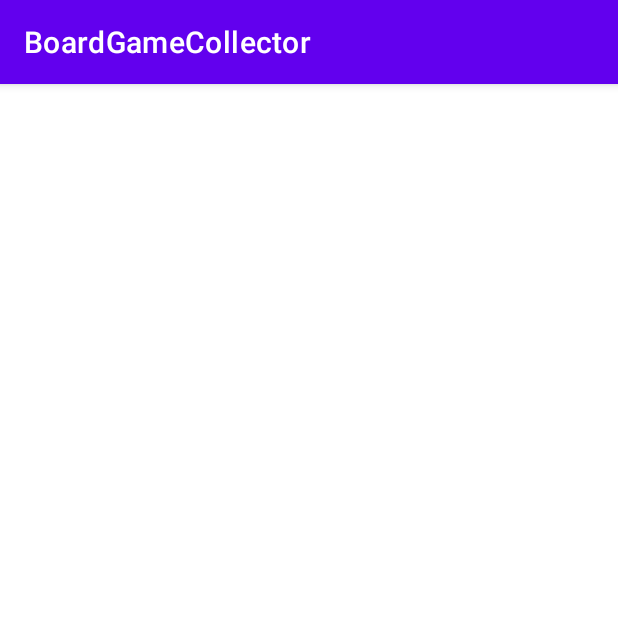
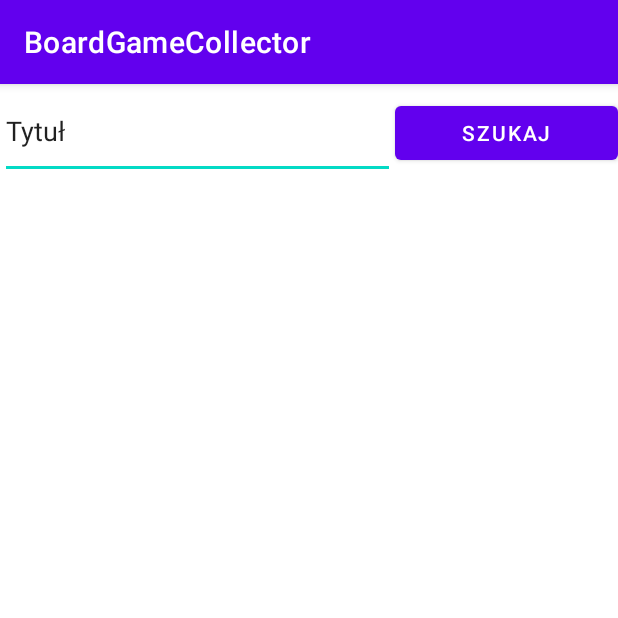
Before and after one commit to frankowskimarcin/Board-Game-Collector, an Android app: the AddGameActivity screen opened directly, with no data from a screen before it, on a phone screen of 412 x 824 dp, the top half of it. Run offline under Robolectric (Android 15) with nearby library versions, the phone set to English and light mode, and no system bars.

```diff
--- a/app/src/main/res/layout/activity_add_game.xml
+++ b/app/src/main/res/layout/activity_add_game.xml
@@ -1,9 +1,30 @@
 <?xml version="1.0" encoding="utf-8"?>
-<androidx.constraintlayout.widget.ConstraintLayout xmlns:android="http://schemas.android.com/apk/res/android"
+<LinearLayout xmlns:android="http://schemas.android.com/apk/res/android"
     xmlns:app="http://schemas.android.com/apk/res-auto"
     xmlns:tools="http://schemas.android.com/tools"
     android:layout_width="match_parent"
     android:layout_height="match_parent"
+    android:orientation="vertical"
     tools:context=".AddGameActivity">
 
-</androidx.constraintlayout.widget.ConstraintLayout>
+    <LinearLayout
+        android:layout_width="match_parent"
+        android:layout_height="63dp"
+        android:orientation="horizontal">
+
+        <EditText
+            android:id="@+id/editTextGameTitle"
+            android:layout_width="263dp"
+            android:layout_height="match_parent"
+            android:ems="10"
+            android:inputType="text"
+            android:text="Tytuł" />
+
+        <Button
+            android:id="@+id/szukajBtn"
+            android:layout_width="wrap_content"
+            android:layout_height="wrap_content"
+            android:layout_weight="1"
+            android:text="Szukaj" />
+    </LinearLayout>
+</LinearLayout>
```
Also changed, not shown: app/src/main/java/com/example/boardgamecollector/BoardGameAdapter.java (added, +48 -0 lines), app/src/main/java/com/example/boardgamecollector/MainActivity.kt (+16 -0 lines), app/src/main/res/layout/activity_main.xml (+11 -2 lines), app/src/main/res/layout/list_game.xml (added, +39 -0 lines).
